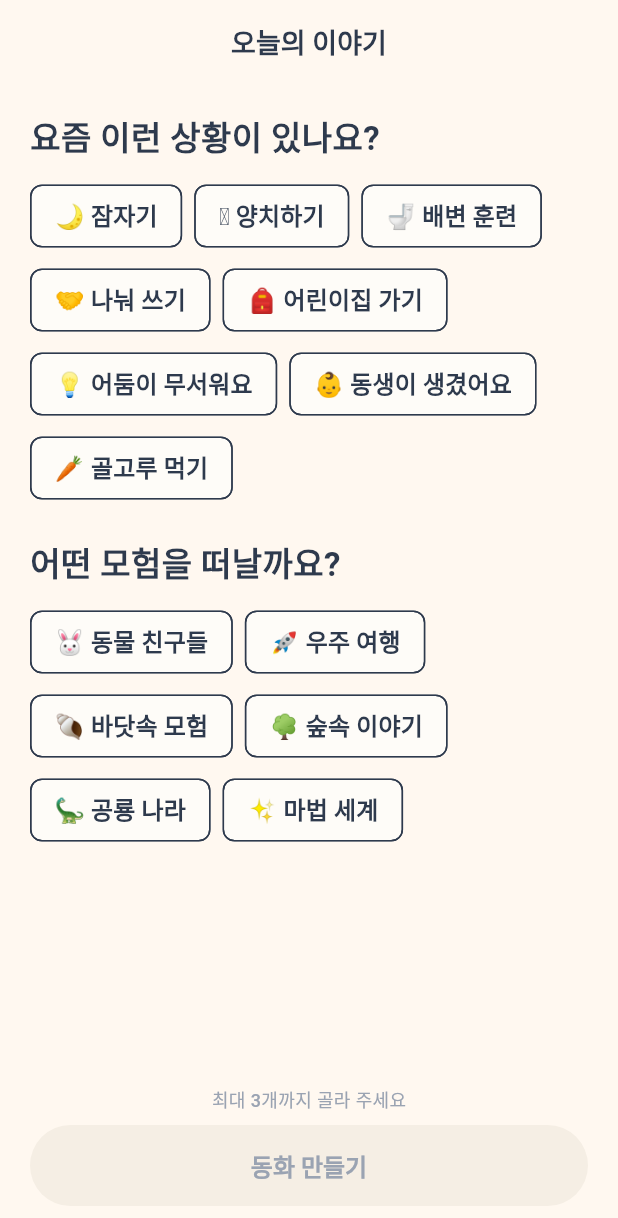
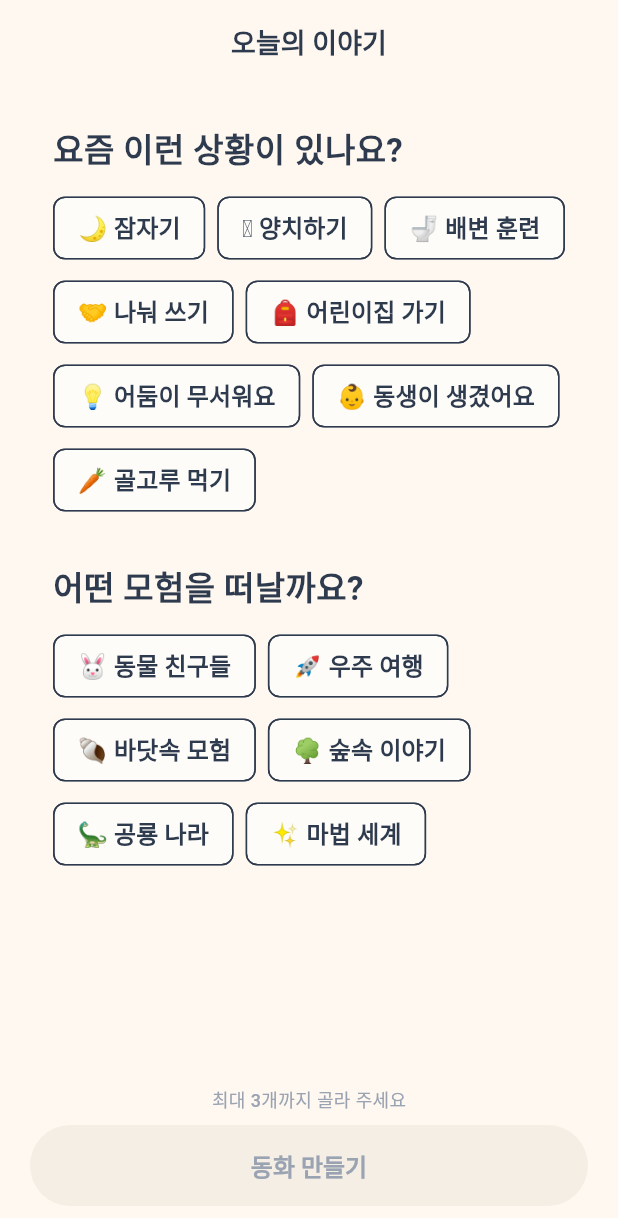
Before and after one commit to marshallku/playzy, a Flutter app: the SituationPickerScreen screen opened by its route, on a phone screen of 412 x 824 dp. Shown: the top 1218 px of the screen. Run offline on Flutter 3.47's test engine with Material 3 defaults, Android fonts, the phone set to English and light mode, and no system bars; our stand-ins replace flutter_riverpod, go_router, shared_preferences; accounts and stored records are empty; Roboto replaces fonts that are missing (Pretendard).

Commit message:
Add Playzy M2a: server-driven situation picker
Render the situation-picker catalog from a Server-Driven UI document (ADR 0003
Tier A) so the backend can grow and reorder it without an app release.

- sdui/: versioned SduiDocument + sealed component vocabulary (section,
  chip_group, banner, spacer, unknown). Unknown types and newer-than-supported
  schemas degrade gracefully; spacer sizes are a whitelisted token enum (no
  arbitrary server dimensions). A stateless renderer maps components to
  design-system widgets and disables extra chips at the selection cap.
- data/catalog: CatalogApi + FakeCatalogApi + bundledSituationCatalog built
  from kDefaultSituations.
- core: situationCatalogProvider falls back to the bundled catalog on fetch
  error, unsupported schema, OR a document with no usable chips — the picker is
  never empty.
- features/situation_picker: now renders via the SDUI renderer + provider.
- 66 tests pass; flutter analyze clean (Docker). Codex-reviewed: APPROVED.

```diff
--- a/app/lib/core/providers.dart
+++ b/app/lib/core/providers.dart
@@ -1,6 +1,7 @@
 import 'package:flutter_riverpod/flutter_riverpod.dart';
 import 'package:shared_preferences/shared_preferences.dart';
 
+import '../data/catalog/catalog_api.dart';
 import '../data/payment/fake_payment_gateway.dart';
 import '../data/payment/payment_gateway.dart';
 import '../data/profile/profile_repository.dart';
@@ -8,6 +9,7 @@
 import '../data/story/story_api.dart';
 import '../domain/child_profile.dart';
 import '../domain/story.dart';
+import '../sdui/sdui_models.dart';
 import 'constants.dart';
 
 /// Composition root. Providers wire concrete implementations; tests override
@@ -31,6 +33,27 @@
   ref.onDispose(gateway.dispose);
   return gateway;
 });
+
+// M2a uses the fake catalog; a real backend swaps this for an HttpCatalogApi.
+final catalogApiProvider = Provider<CatalogApi>((ref) => const FakeCatalogApi());
+
+/// The situation-picker SDUI document. Falls back to the bundled default if the
+/// fetch fails, the schema is newer than supported, OR the document has no
+/// usable chips — so the picker is never empty (ADR 0003).
+final situationCatalogProvider = FutureProvider<SduiDocument>((ref) async {
+  try {
+    final doc = await ref.watch(catalogApiProvider).fetchSituationCatalog();
+    if (doc.schemaVersion > SduiDocument.supportedVersion || !_hasUsableChips(doc)) {
+      return bundledSituationCatalog();
+    }
+    return doc;
+  } catch (_) {
+    return bundledSituationCatalog();
+  }
+});
+
+bool _hasUsableChips(SduiDocument doc) =>
+    doc.components.whereType<SduiChipGroup>().any((g) => g.chips.isNotEmpty);
 
 /// The child profile (null until set up). Loads on build; [save] persists.
 class ProfileController extends AsyncNotifier<ChildProfile?> {
--- a/app/lib/features/situation_picker/situation_picker_screen.dart
+++ b/app/lib/features/situation_picker/situation_picker_screen.dart
@@ -7,11 +7,13 @@
 import '../../core/router.dart';
 import '../../design/theme.dart';
 import '../../design/widgets/primary_button.dart';
-import '../../domain/situation.dart';
 import '../../domain/story.dart';
+import '../../sdui/sdui_models.dart';
+import '../../sdui/sdui_renderer.dart';
 
-/// Pick tonight's situations. M1 renders the bundled default catalog natively;
-/// M2 swaps this body for the SDUI renderer fed by the backend (ADR 0003).
+/// Pick tonight's situations. The catalog is rendered from a Server-Driven UI
+/// document (ADR 0003) so it can grow without an app release; the provider
+/// falls back to a bundled default offline.
 class SituationPickerScreen extends ConsumerStatefulWidget {
   const SituationPickerScreen({super.key});
 
@@ -22,12 +24,12 @@
 class _SituationPickerScreenState extends ConsumerState<SituationPickerScreen> {
   final Set<String> _selected = {};
 
-  void _toggle(Situation s) {
+  void _toggle(SduiChip chip) {
     setState(() {
-      if (_selected.contains(s.id)) {
-        _selected.remove(s.id);
+      if (_selected.contains(chip.id)) {
+        _selected.remove(chip.id);
       } else if (_selected.length < AppConstants.maxSituationsPerStory) {
-        _selected.add(s.id);
+        _selected.add(chip.id);
       }
     });
   }
@@ -55,8 +57,7 @@
   @override
   Widget build(BuildContext context) {
     final colors = context.colors;
-    final parenting = kDefaultSituations.where((s) => s.kind == SituationKind.parenting);
-    final themes = kDefaultSituations.where((s) => s.kind == SituationKind.theme);
+    final catalog = ref.watch(situationCatalogProvider);
 
     return Scaffold(
       appBar: AppBar(title: const Text('오늘의 이야기')),
@@ -64,15 +65,23 @@
         child: Column(
           children: [
             Expanded(
-              child: ListView(
-                padding: const EdgeInsets.all(AppSpacing.screenEdge),
-                children: [
-                  const _SectionTitle('요즘 이런 상황이 있나요?'),
-                  _Chips(situations: parenting, selected: _selected, onToggle: _toggle),
-                  const SizedBox(height: AppSpacing.xxl),
-                  const _SectionTitle('어떤 모험을 떠날까요?'),
-                  _Chips(situations: themes, selected: _selected, onToggle: _toggle),
-                ],
+              child: catalog.when(
+                loading: () => const Center(child: CircularProgressIndicator()),
+                // The provider already falls back to the bundled catalog, so an
+                // error here is unexpected; show it rather than a blank screen.
+                error: (e, _) => Center(
+                  child: Text('목록을 불러오지 못했어요',
+                      style: AppTypography.body.copyWith(color: colors.error)),
+                ),
+                data: (document) => SingleChildScrollView(
+                  padding: const EdgeInsets.all(AppSpacing.screenEdge),
+                  child: SduiRenderer(
+                    document: document,
+                    selected: _selected,
+                    onToggleChip: _toggle,
+                    canSelectMore: _selected.length < AppConstants.maxSituationsPerStory,
+                  ),
+                ),
               ),
             ),
             Padding(
@@ -98,40 +107,3 @@
     );
   }
 }
-
-class _SectionTitle extends StatelessWidget {
-  const _SectionTitle(this.text);
-  final String text;
-
-  @override
-  Widget build(BuildContext context) {
-    return Padding(
-      padding: const EdgeInsets.only(bottom: AppSpacing.md),
-      child: Text(text, style: AppTypography.h2.copyWith(color: context.colors.textPrimary)),
-    );
-  }
-}
-
-class _Chips extends StatelessWidget {
-  const _Chips({required this.situations, required this.selected, required this.onToggle});
-
-  final Iterable<Situation> situations;
-  final Set<String> selected;
-  final void Function(Situation) onToggle;
-
-  @override
-  Widget build(BuildContext context) {
-    return Wrap(
-      spacing: AppSpacing.sm,
-      runSpacing: AppSpacing.sm,
-      children: [
-        for (final s in situations)
-          FilterChip(
-            label: Text('${s.emoji ?? ''} ${s.label}'.trim()),
-            selected: selected.contains(s.id),
-            onSelected: (_) => onToggle(s),
-          ),
-      ],
-    );
-  }
-}
--- /dev/null
+++ b/app/lib/sdui/sdui_models.dart
@@ -0,0 +1,135 @@
+// Server-Driven UI models (ADR 0003 Tier A). A small, whitelisted component
+// vocabulary the backend can rearrange without an app release. Every component
+// renders as a design-system widget; unknown types degrade gracefully.
+
+/// A parsed SDUI screen. [schemaVersion] lets the app reject/ignore documents
+/// it's too old to understand.
+class SduiDocument {
+  const SduiDocument({required this.schemaVersion, required this.components});
+
+  final int schemaVersion;
+  final List<SduiComponent> components;
+
+  /// The renderer version this app build supports.
+  static const int supportedVersion = 1;
+
+  factory SduiDocument.fromJson(Map<String, dynamic> json) {
+    final version = (json['schemaVersion'] as num?)?.toInt() ?? 1;
+    final raw = (json['components'] as List<dynamic>? ?? const []);
+    return SduiDocument(
+      schemaVersion: version,
+      components: raw
+          .map((e) => SduiComponent.fromJson(e as Map<String, dynamic>))
+          .toList(),
+    );
+  }
+
+  Map<String, dynamic> toJson() => {
+        'schemaVersion': schemaVersion,
+        'components': components.map((c) => c.toJson()).toList(),
+      };
+}
+
+/// Base type. Unknown `type` values parse to [SduiUnknown] so a newer backend
+/// component never crashes an older app — the renderer simply skips it.
+sealed class SduiComponent {
+  const SduiComponent();
+
+  factory SduiComponent.fromJson(Map<String, dynamic> json) {
+    switch (json['type'] as String?) {
+      case 'section':
+        return SduiSection(title: json['title'] as String? ?? '');
+      case 'chip_group':
+        return SduiChipGroup(
+          chips: (json['chips'] as List<dynamic>? ?? const [])
+              .map((e) => SduiChip.fromJson(e as Map<String, dynamic>))
+              .toList(),
+        );
+      case 'banner':
+        return SduiBanner(text: json['text'] as String? ?? '');
+      case 'spacer':
+        return SduiSpacer(size: SduiSpace.parse(json['size'] as String?));
+      default:
+        return SduiUnknown(type: json['type'] as String? ?? 'null');
+    }
+  }
+
+  Map<String, dynamic> toJson();
+}
+
+class SduiSection extends SduiComponent {
+  const SduiSection({required this.title});
+  final String title;
+
+  @override
+  Map<String, dynamic> toJson() => {'type': 'section', 'title': title};
+}
+
+class SduiChipGroup extends SduiComponent {
+  const SduiChipGroup({required this.chips});
+  final List<SduiChip> chips;
+
+  @override
+  Map<String, dynamic> toJson() =>
+      {'type': 'chip_group', 'chips': chips.map((c) => c.toJson()).toList()};
+}
+
+class SduiBanner extends SduiComponent {
+  const SduiBanner({required this.text});
+  final String text;
+
+  @override
+  Map<String, dynamic> toJson() => {'type': 'banner', 'text': text};
+}
+
+/// Whitelisted spacer sizes — server input is a token name, never a raw
+/// number, so it can't inject NaN/infinity/huge values (maps to AppSpacing in
+/// the renderer).
+enum SduiSpace {
+  sm,
+  md,
+  lg,
+  xl,
+  xxl;
+
+  static SduiSpace parse(String? name) =>
+      SduiSpace.values.asNameMap()[name] ?? SduiSpace.md;
+}
+
+class SduiSpacer extends SduiComponent {
+  const SduiSpacer({required this.size});
+  final SduiSpace size;
+
+  @override
+  Map<String, dynamic> toJson() => {'type': 'spacer', 'size': size.name};
+}
+
+/// An unrecognized component — rendered as nothing (forward compatibility).
+class SduiUnknown extends SduiComponent {
+  const SduiUnknown({required this.type});
+  final String type;
+
+  @override
+  Map<String, dynamic> toJson() => {'type': type};
+}
+
+/// A selectable chip inside a [SduiChipGroup]. [id] is what selection tracks.
+class SduiChip {
+  const SduiChip({required this.id, required this.label, this.emoji});
+
+  final String id;
+  final String label;
+  final String? emoji;
+
+  factory SduiChip.fromJson(Map<String, dynamic> json) => SduiChip(
+        id: json['id'] as String,
+        label: json['label'] as String,
+        emoji: json['emoji'] as String?,
+      );
+
+  Map<String, dynamic> toJson() => {
+        'id': id,
+        'label': label,
+        if (emoji != null) 'emoji': emoji,
+      };
+}
--- /dev/null
+++ b/app/lib/sdui/sdui_renderer.dart
@@ -0,0 +1,130 @@
+import 'package:flutter/material.dart';
+
+import '../design/theme.dart';
+import 'sdui_models.dart';
+
+/// Renders an [SduiDocument] as design-system widgets (ADR 0003 Tier A). The
+/// vocabulary is fixed and small, so rendering stays on-brand and safe; unknown
+/// components render as nothing (forward compatibility). Selection is owned by
+/// the caller — the renderer is stateless.
+class SduiRenderer extends StatelessWidget {
+  const SduiRenderer({
+    super.key,
+    required this.document,
+    required this.selected,
+    required this.onToggleChip,
+    required this.canSelectMore,
+  });
+
+  final SduiDocument document;
+  final Set<String> selected;
+  final void Function(SduiChip chip) onToggleChip;
+
+  /// Whether another (currently unselected) chip may be selected.
+  final bool canSelectMore;
+
+  @override
+  Widget build(BuildContext context) {
+    // A document from a newer schema than we support falls back to nothing;
+    // callers pair this with a bundled default (offline safety).
+    if (document.schemaVersion > SduiDocument.supportedVersion) {
+      return const SizedBox.shrink();
+    }
+    return Column(
+      crossAxisAlignment: CrossAxisAlignment.start,
+      children: document.components.map(_component).toList(),
+    );
+  }
+
+  Widget _component(SduiComponent c) {
+    return switch (c) {
+      SduiSection(:final title) => _SduiSectionView(title: title),
+      SduiChipGroup(:final chips) => _SduiChipGroupView(
+          chips: chips,
+          selected: selected,
+          onToggle: onToggleChip,
+          canSelectMore: canSelectMore,
+        ),
+      SduiBanner(:final text) => _SduiBannerView(text: text),
+      SduiSpacer(:final size) => SizedBox(height: _spacing(size)),
+      SduiUnknown() => const SizedBox.shrink(),
+    };
+  }
+
+  double _spacing(SduiSpace size) => switch (size) {
+        SduiSpace.sm => AppSpacing.sm,
+        SduiSpace.md => AppSpacing.md,
+        SduiSpace.lg => AppSpacing.lg,
+        SduiSpace.xl => AppSpacing.xl,
+        SduiSpace.xxl => AppSpacing.xxl,
+      };
+}
+
+class _SduiSectionView extends StatelessWidget {
+  const _SduiSectionView({required this.title});
+  final String title;
+
+  @override
+  Widget build(BuildContext context) {
+    return Padding(
+      padding: const EdgeInsets.only(bottom: AppSpacing.md, top: AppSpacing.sm),
+      child: Text(title, style: AppTypography.h2.copyWith(color: context.colors.textPrimary)),
+    );
+  }
+}
+
+class _SduiChipGroupView extends StatelessWidget {
+  const _SduiChipGroupView({
+    required this.chips,
+    required this.selected,
+    required this.onToggle,
+    required this.canSelectMore,
+  });
+
+  final List<SduiChip> chips;
+  final Set<String> selected;
+  final void Function(SduiChip) onToggle;
+  final bool canSelectMore;
+
+  @override
+  Widget build(BuildContext context) {
+    return Padding(
+      padding: const EdgeInsets.only(bottom: AppSpacing.xxl),
+      child: Wrap(
+        spacing: AppSpacing.sm,
+        runSpacing: AppSpacing.sm,
+        children: [
+          for (final chip in chips)
+            FilterChip(
+              label: Text('${chip.emoji ?? ''} ${chip.label}'.trim()),
+              selected: selected.contains(chip.id),
+              // Disable unselected chips once the max is reached.
+              onSelected: (!selected.contains(chip.id) && !canSelectMore)
+                  ? null
+                  : (_) => onToggle(chip),
+            ),
+        ],
+      ),
+    );
+  }
+}
+
+class _SduiBannerView extends StatelessWidget {
+  const _SduiBannerView({required this.text});
+  final String text;
+
+  @override
+  Widget build(BuildContext context) {
+    final colors = context.colors;
+    return Container(
+      width: double.infinity,
+      margin: const EdgeInsets.only(bottom: AppSpacing.lg),
+      padding: const EdgeInsets.all(AppSpacing.lg),
+      decoration: BoxDecoration(
+        color: colors.primarySubtle,
+        borderRadius: AppRadius.card,
+      ),
+      child: Text(text, style: AppTypography.bodySm.copyWith(color: colors.textPrimary)),
+    );
+  }
+}
```
Also changed, not shown: app/lib/data/catalog/catalog_api.dart (added, +36 -0 lines), 3 other files.
